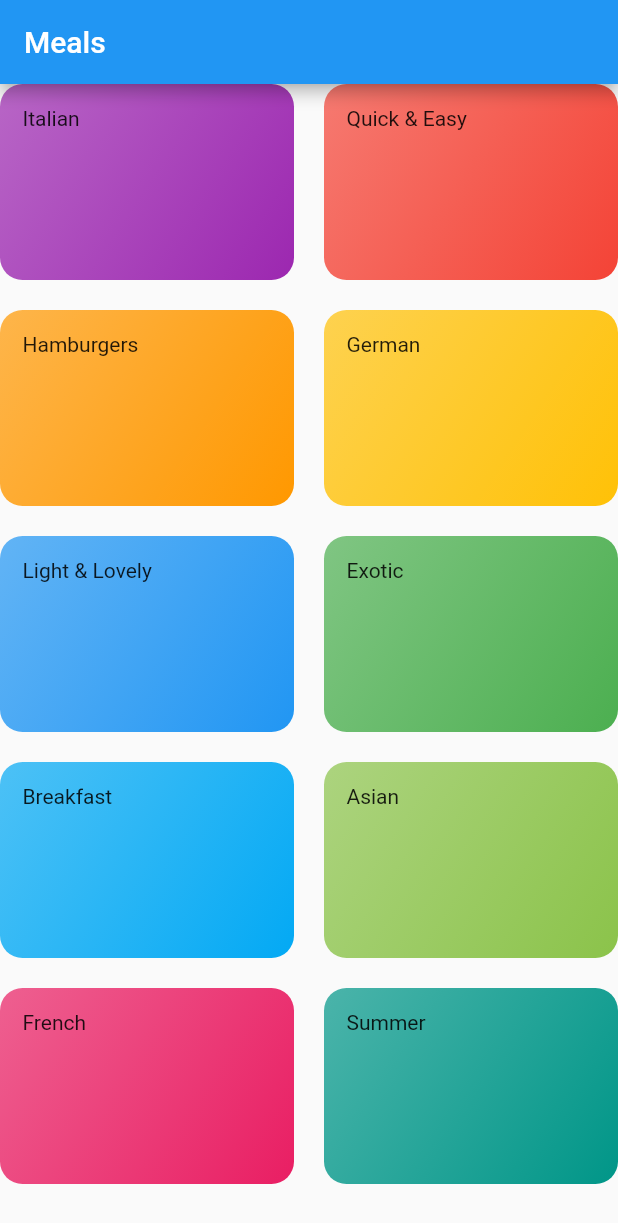
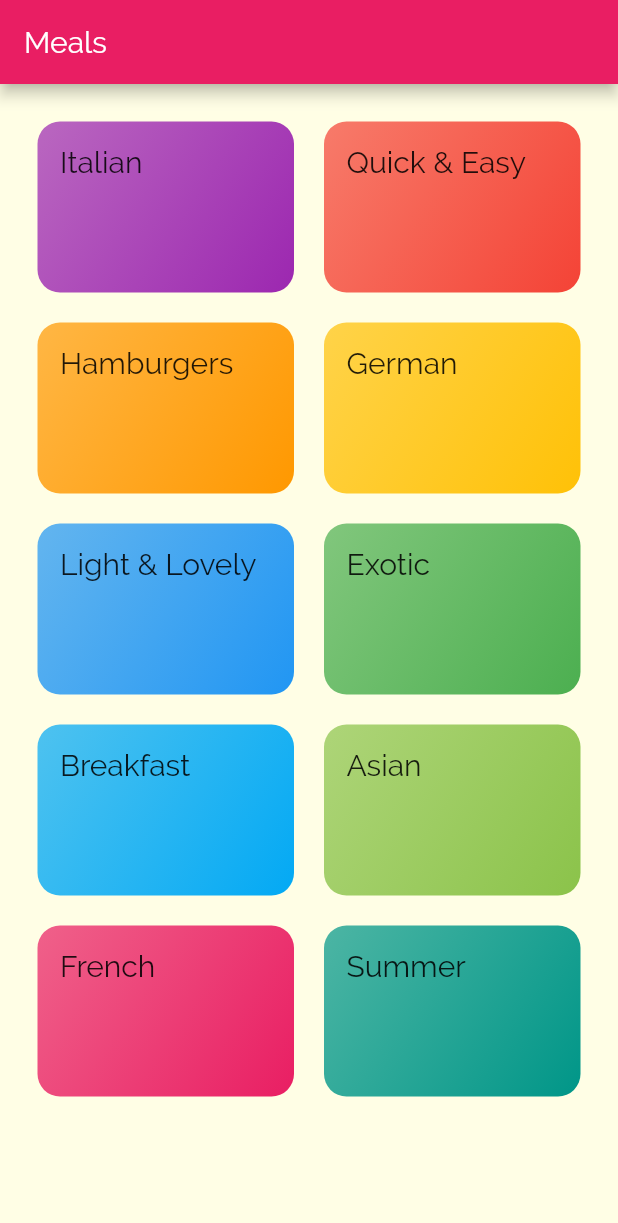
Before and after one commit to ahmetsarac/flutter-meals, a Flutter app: the screen it shows after launch, on a phone screen of 412 x 824 dp. Shown: the top 1223 px of the screen. Run offline on Flutter 3.47's test engine with Material 2 defaults, Android fonts, the phone set to English and light mode, and no system bars.

Commit message:
Categories screen is styled.

```diff
--- a/lib/categories_screen.dart
+++ b/lib/categories_screen.dart
@@ -10,6 +10,7 @@ class CategoriesScreen extends StatelessWidget {
     return Scaffold(
       appBar: AppBar(title: const Text("Meals")),
       body: GridView(
+        padding: const EdgeInsets.all(25.0),
         gridDelegate: const SliverGridDelegateWithMaxCrossAxisExtent(
           maxCrossAxisExtent: 200,
           childAspectRatio: 3 / 2,
--- a/lib/category_item.dart
+++ b/lib/category_item.dart
@@ -1,5 +1,5 @@
 import 'package:flutter/material.dart';
-import 'dummy_data.dart';
+import 'custom_text_styles.dart';
 
 class CategoryItem extends StatelessWidget {
   final String title;
@@ -12,7 +12,10 @@ class CategoryItem extends StatelessWidget {
   Widget build(BuildContext context) {
     return Container(
       padding: const EdgeInsets.all(15.0),
-      child: Text(title),
+      child: Text(
+        title,
+        style: Theme.of(context).textTheme.title,
+      ),
       decoration: BoxDecoration(
         gradient: LinearGradient(
           colors: [
--- a/lib/main.dart
+++ b/lib/main.dart
@@ -2,19 +2,26 @@ import 'package:flutter/material.dart';
 import 'package:meals/categories_screen.dart';
 
 void main() {
-  runApp(const MyApp());
+  runApp(MyApp());
 }
 
 class MyApp extends StatelessWidget {
-  const MyApp({Key? key}) : super(key: key);
+  MyApp({Key? key}) : super(key: key);
+
+  final ThemeData theme = ThemeData(
+    primarySwatch: Colors.pink,
+    canvasColor: const Color.fromRGBO(255, 254, 229, 1),
+    fontFamily: 'Raleway',
+  );
 
   @override
   Widget build(BuildContext context) {
     return MaterialApp(
       title: 'Meals',
-      theme: ThemeData(
-        primarySwatch: Colors.blue,
-      ),
+      theme: theme.copyWith(
+          colorScheme: theme.colorScheme.copyWith(
+        secondary: Colors.amber,
+      )),
       home: const CategoriesScreen(),
     );
   }
```
Also changed, not shown: lib/custom_text_styles.dart (added, +23 -0 lines), pubspec.yaml (+17 -6 lines), assets/fonts/Raleway-Black.ttf (added), assets/fonts/Raleway-Bold.ttf (added), assets/fonts/Raleway-Regular.ttf (added), assets/fonts/RobotoCondensed-Bold.ttf (added), assets/fonts/RobotoCondensed-Italic.ttf (added), assets/fonts/RobotoCondensed-Light.ttf (added), assets/fonts/RobotoCondensed-Regular.ttf (added).
